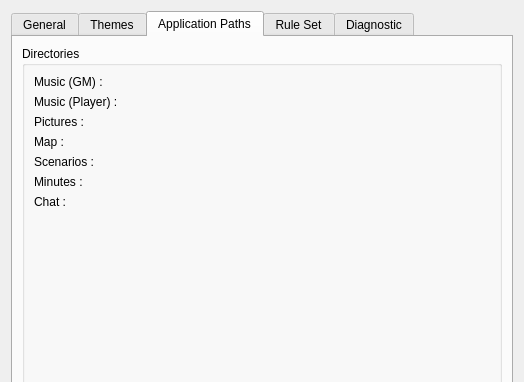
First picture: the form in src/preferences/preferencesdialogbox.ui, repository Rolisteam/rolisteam, before the edit; both pictures show x 0 to 524 and y 0 to 382 of the 524 by 711 pixel window.
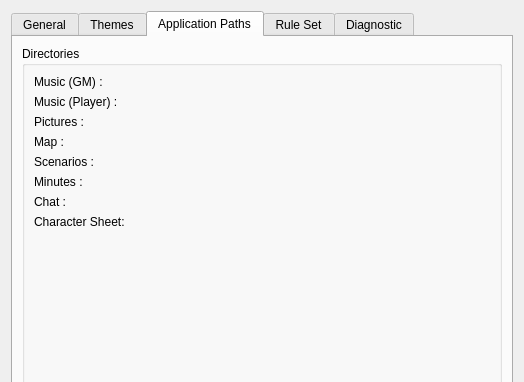
Second picture: the form after the edit. The open tabs and pages were chosen to show the change. Icons and pictures are not drawn. Custom widgets are drawn as their Qt base class.

Commit message: -Add path for session / scenario -fix issue with saving positionning of theme image. TODO: prevent modification on locked theme (bg image).

What changed in the file:
```diff
--- a/src/preferences/preferencesdialogbox.ui
+++ b/src/preferences/preferencesdialogbox.ui
@@ -571,6 +571,13 @@
                 </property>
                </widget>
               </item>
+              <item>
+               <widget class="QLabel" name="label_22">
+                <property name="text">
+                 <string>Character Sheet:</string>
+                </property>
+               </widget>
+              </item>
              </layout>
             </item>
             <item>
```
Left out of the diff: 5 changed lines with no effect on the pictures. The commit also changes 2 other files.
